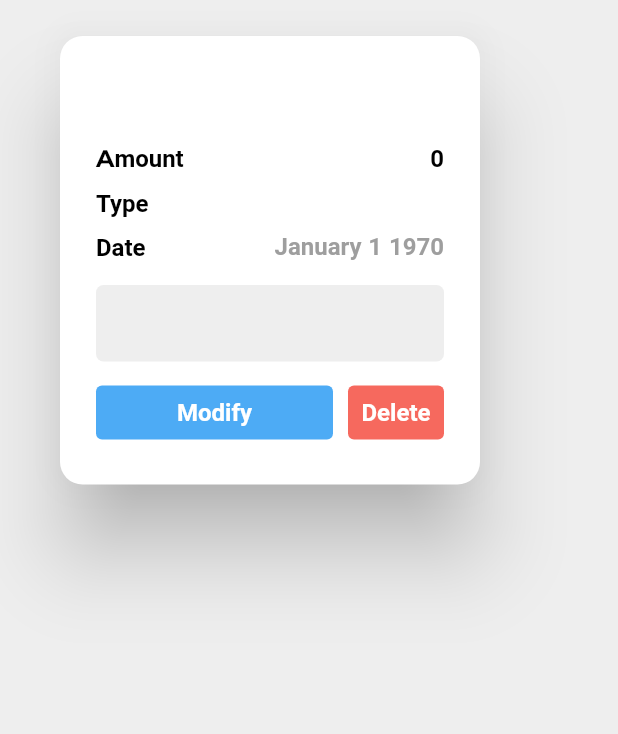
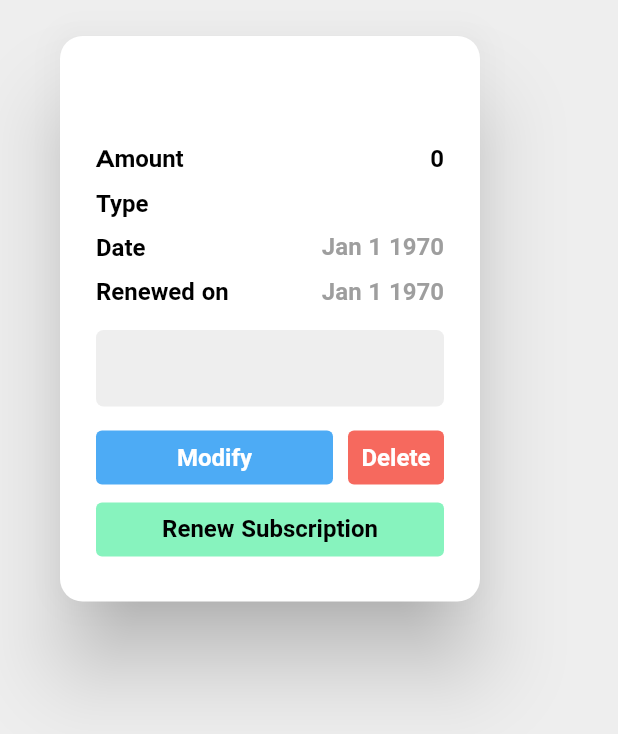
Before and after one commit to vishnucprasad/expensify_app, a Flutter app: the SubscriptionDialogWidget widget shown alone on an empty page, opened directly with empty values, on a phone screen of 412 x 824 dp. Shown: the top 734 px of the screen. Run offline on Flutter 3.47's test engine with Material 2 defaults, Android fonts, the phone set to English and light mode, and no system bars; our stand-ins replace bloc, bubble_tab_indicator, dartz, dio, fl_chart, flutter_bloc and 7 more; missing offline and left inert: bottom_bar_page_transition; accounts and stored records are empty.

Commit message:
Setup renew subscription

```diff
--- a/lib/application/subscription/subscription_event.dart
+++ b/lib/application/subscription/subscription_event.dart
@@ -33,5 +33,11 @@ class SubscriptionEvent with _$SubscriptionEvent {
     String? note,
   ) = _EditSubscription;
   const factory SubscriptionEvent.deleteSubscription(
-      String? authtoken, String? id) = _DeleteSubscription;
+    String? authtoken,
+    String? id,
+  ) = _DeleteSubscription;
+  const factory SubscriptionEvent.renewSubscriptions(
+    String? authtoken,
+    String? id,
+  ) = _RenewSubscriptions;
 }
--- a/lib/application/subscription/subscription_state.dart
+++ b/lib/application/subscription/subscription_state.dart
@@ -8,6 +8,7 @@ class SubscriptionState with _$SubscriptionState {
     required String? type,
     required double? amount,
     required int? date,
+    required int? renewedOn,
     required String? note,
     required int typeIndex,
     required List<Subscription>? subscriptionList,
@@ -23,6 +24,7 @@ class SubscriptionState with _$SubscriptionState {
       type: null,
       amount: null,
       date: null,
+      renewedOn: null,
       note: null,
       typeIndex: 0,
       subscriptionList: null,
--- a/lib/domain/subscription/i_subscription_repo.dart
+++ b/lib/domain/subscription/i_subscription_repo.dart
@@ -27,4 +27,8 @@ abstract class ISubscriptionRepo {
     String? authtoken,
     String? id,
   );
+  Future<Either<MainFailure, List<Subscription>>> renewSubscription(
+    String? authtoken,
+    String? id,
+  );
 }
--- a/lib/domain/subscription/models/subscription.dart
+++ b/lib/domain/subscription/models/subscription.dart
@@ -13,6 +13,7 @@ class Subscription with _$Subscription {
     @JsonKey(name: 'title') required String? title,
     @JsonKey(name: 'type') required String? type,
     @JsonKey(name: 'date') required int? date,
+    @JsonKey(name: 'renewedOn') required int? renewedOn,
     @JsonKey(name: 'note') required String? note,
   }) = _Subscription;
 
--- a/lib/presentation/subscriptions/widgets/subscription_dialog_widget.dart
+++ b/lib/presentation/subscriptions/widgets/subscription_dialog_widget.dart
@@ -29,7 +29,9 @@ class SubscriptionDialogWidget extends StatelessWidget {
             style: kBlackLargeTextBold,
           ),
         ),
-        content: Column(
+        content: BlocBuilder<AuthenticationBloc, AuthenticationState>(
+          builder: (context, authenticationState) {
+            return Column(
               children: [
                 Row(
                   children: [
@@ -57,8 +59,8 @@ class SubscriptionDialogWidget extends StatelessWidget {
                     const Spacer(),
                     Text(
                       subscription?.type ?? "",
-                  style:
-                      kSecondarySmallText.copyWith(fontWeight: FontWeight.bold),
+                      style: kSecondarySmallText.copyWith(
+                          fontWeight: FontWeight.bold),
                     ),
                   ],
                 ),
@@ -72,9 +74,30 @@ class SubscriptionDialogWidget extends StatelessWidget {
                     const Spacer(),
                     Text(
                       subscription?.date != null
-                      ? DateFormat("MMMM d y").format(
+                          ? DateFormat("MMM d y").format(
                               DateTime.fromMillisecondsSinceEpoch(
                                   subscription!.date!),
+                            )
+                          : "",
+                      style: kSecondarySmallText.copyWith(
+                        fontWeight: FontWeight.bold,
+                      ),
+                    ),
+                  ],
+                ),
+                kHeight,
+                Row(
+                  children: [
+                    const Text(
+                      'Renewed on',
+                      style: kBlackSmallTextBold,
+                    ),
+                    const Spacer(),
+                    Text(
+                      subscription?.renewedOn != null
+                          ? DateFormat("MMM d y").format(
+                              DateTime.fromMillisecondsSinceEpoch(
+                                  subscription!.renewedOn!),
                             )
                           : "",
                       style: kSecondarySmallText.copyWith(
@@ -126,7 +149,10 @@ class SubscriptionDialogWidget extends StatelessWidget {
                             Colors.white,
                           ),
                           backgroundColor: MaterialStateProperty.all<Color>(
-                        Theme.of(context).colorScheme.primary.withOpacity(0.8),
+                            Theme.of(context)
+                                .colorScheme
+                                .primary
+                                .withOpacity(0.8),
                           ),
                         ),
                         child: Text(
@@ -138,16 +164,14 @@ class SubscriptionDialogWidget extends StatelessWidget {
                       ),
                     ),
                     kWidth,
-                BlocBuilder<AuthenticationBloc, AuthenticationState>(
-                  builder: (context, authenticationState) {
-                    return TextButton(
+                    TextButton(
                       onPressed: () {
-                        context
-                            .read<SubscriptionBloc>()
-                            .add(SubscriptionEvent.deleteSubscription(
+                        context.read<SubscriptionBloc>().add(
+                              SubscriptionEvent.deleteSubscription(
                                 authenticationState.authentication?.authtoken,
                                 subscription?.id,
-                            ));
+                              ),
+                            );
                         Navigator.pop(context);
                       },
                       style: ButtonStyle(
@@ -164,12 +188,38 @@ class SubscriptionDialogWidget extends StatelessWidget {
                           fontWeight: FontWeight.bold,
                         ),
                       ),
+                    ),
+                  ],
+                ),
+                SizedBox(
+                  width: double.infinity,
+                  child: TextButton(
+                    onPressed: () {
+                      context.read<SubscriptionBloc>().add(
+                            SubscriptionEvent.renewSubscriptions(
+                              authenticationState.authentication?.authtoken,
+                              subscription?.id,
+                            ),
+                          );
+                      Navigator.pop(context);
+                    },
+                    style: ButtonStyle(
+                      foregroundColor: MaterialStateProperty.all<Color>(
+                        Colors.white,
+                      ),
+                      backgroundColor: MaterialStateProperty.all<Color>(
+                        Colors.greenAccent.withOpacity(0.8),
+                      ),
+                    ),
+                    child: const Text(
+                      'Renew Subscription',
+                      style: kBlackSmallTextBold,
+                    ),
+                  ),
+                ),
+              ],
             );
           },
-                ),
-              ],
-            )
-          ],
         ),
       ),
     );
```
Also changed, not shown: lib/application/subscription/subscription_bloc.dart (+46 -0 lines), lib/infrastucture/subscription/subscription_repository.dart (+71 -0 lines), lib/application/subscription/subscription_bloc.freezed.dart, lib/domain/subscription/models/subscription.freezed.dart, lib/domain/subscription/models/subscription.g.dart. Lines whose indentation alone changed are shown as unchanged.
